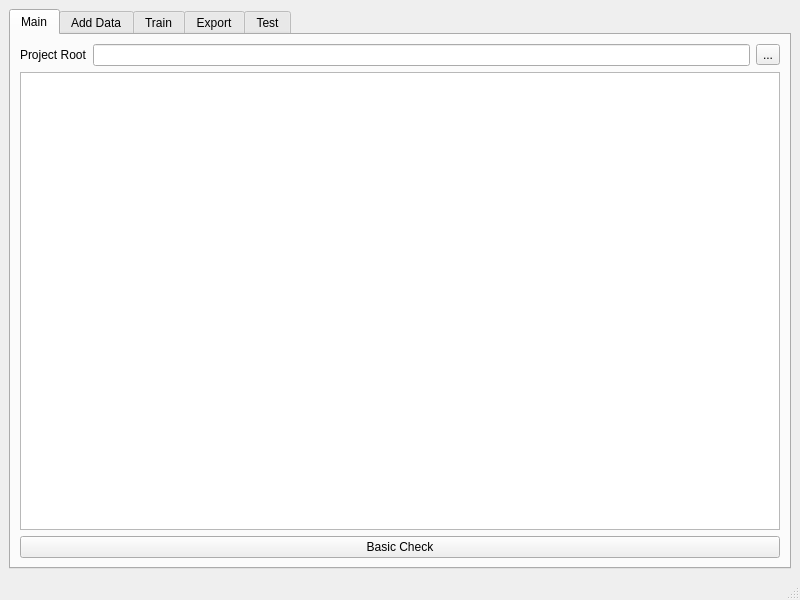
Above: src/mainwindow.ui from MRsoymilk/MyYolo before the change. Below: the same form after it.
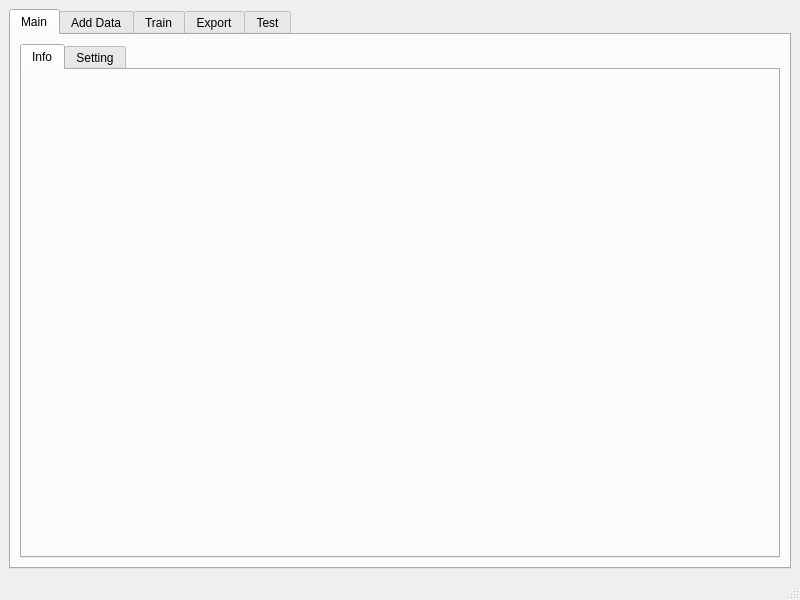
That is the form after the change.

Diff of the .ui file:
```diff
--- a/src/mainwindow.ui
+++ b/src/mainwindow.ui
@@ -26,34 +26,30 @@
        </attribute>
        <layout class="QGridLayout" name="gridLayout_5">
         <item row="0" column="0">
-         <layout class="QHBoxLayout" name="horizontalLayout">
-          <item>
-           <widget class="QLabel" name="labelProjectRoot">
-            <property name="text">
-             <string>Project Root</string>
-            </property>
-           </widget>
-          </item>
-          <item>
-           <widget class="QLineEdit" name="lEditProjectRoot"/>
-          </item>
-          <item>
-           <widget class="QToolButton" name="tBtnProjectRoot">
-            <property name="text">
-             <string>...</string>
-            </property>
-           </widget>
-          </item>
-         </layout>
-        </item>
-        <item row="1" column="0">
-         <widget class="QTextEdit" name="txtEditLog"/>
-        </item>
-        <item row="2" column="0">
-         <widget class="QPushButton" name="btnBasicCheck">
-          <property name="text">
-           <string>Basic Check</string>
+         <widget class="QTabWidget" name="tabWidgetMain">
+          <property name="currentIndex">
+           <number>0</number>
           </property>
+          <widget class="QWidget" name="tabInfo">
+           <attribute name="title">
+            <string>Info</string>
+           </attribute>
+           <layout class="QGridLayout" name="gridLayout_10">
+            <item row="0" column="0">
+             <layout class="QGridLayout" name="gLayInfo"/>
+            </item>
+           </layout>
+          </widget>
+          <widget class="QWidget" name="tabSetting">
+           <attribute name="title">
+            <string>Setting</string>
+           </attribute>
+           <layout class="QGridLayout" name="gridLayout_8">
+            <item row="0" column="0">
+             <layout class="QGridLayout" name="gLaySetting"/>
+            </item>
+           </layout>
+          </widget>
          </widget>
         </item>
        </layout>
```
